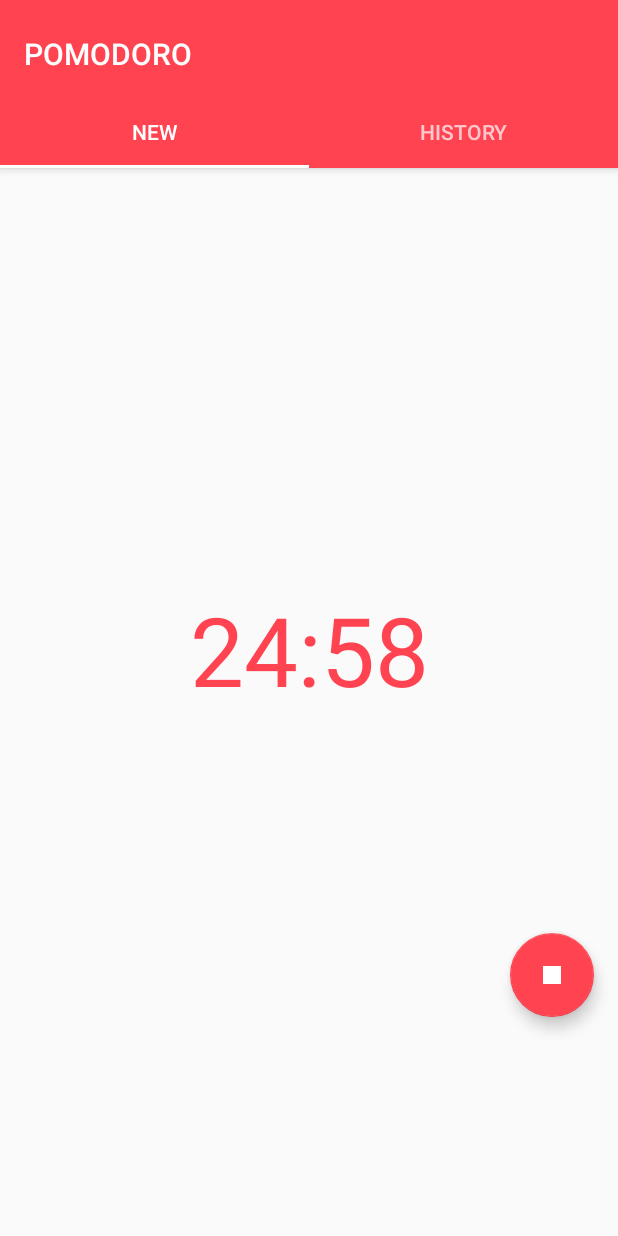
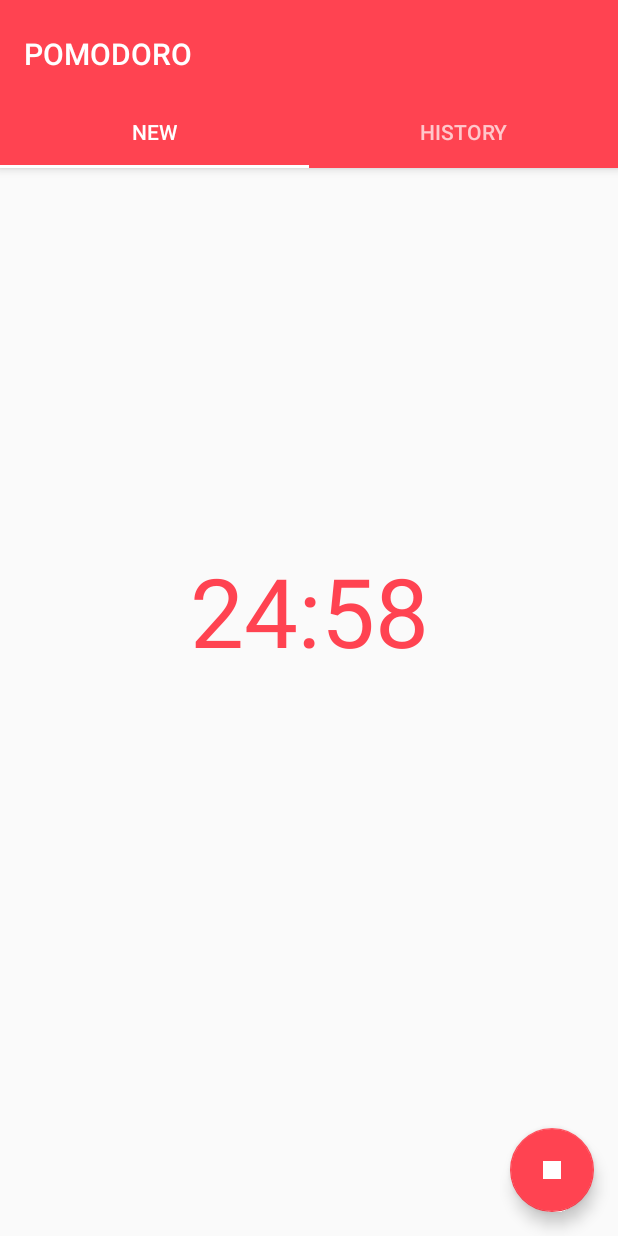
Before and after one commit to estevanfick/pomodoro, an Android app: the screen it shows after launch (PomodoroActivity), after a tap on an icon or button, on a phone screen of 412 x 824 dp. Run offline under Robolectric (Android 15) with nearby library versions, the phone set to English and light mode, and no system bars; our stand-ins replace Room's generated code, RxJava.

Commit message:
Change Type variable time to Long. Some corrections on layout.

```diff
--- a/app/src/main/java/fm/superplayer/pomodoro/model/PomodoroHistory.kt
+++ b/app/src/main/java/fm/superplayer/pomodoro/model/PomodoroHistory.kt
@@ -5,8 +5,8 @@ import android.arch.persistence.room.PrimaryKey
 
 @Entity(tableName = "history")
 data class PomodoroHistory(
-        var time: String = "",
-        var date: Long = 0,
-        var status: Int = 0,
+        var time: Long,
+        var date: Long,
+        var status: Int,
         @PrimaryKey(autoGenerate = true)
         var id: Long = 0 )
--- a/app/src/main/java/fm/superplayer/pomodoro/ui/pomodoro/PomodoroActivity.kt
+++ b/app/src/main/java/fm/superplayer/pomodoro/ui/pomodoro/PomodoroActivity.kt
@@ -3,14 +3,8 @@ package fm.superplayer.pomodoro.ui.pomodoro
 import android.os.Bundle
 import android.support.design.widget.TabLayout
 import android.support.v7.app.AppCompatActivity
-import fm.superplayer.pomodoro.PomodoroApp
 import fm.superplayer.pomodoro.R
-import fm.superplayer.pomodoro.model.PomodoroHistory
-import io.reactivex.Single
-import io.reactivex.android.schedulers.AndroidSchedulers
-import io.reactivex.schedulers.Schedulers
 import kotlinx.android.synthetic.main.activity_main.*
-import java.text.SimpleDateFormat
 
 class PomodoroActivity : AppCompatActivity() {
 
@@ -25,42 +19,9 @@ class PomodoroActivity : AppCompatActivity() {
         container.addOnPageChangeListener(TabLayout.TabLayoutOnPageChangeListener(tabs))
         tabs.addOnTabSelectedListener(TabLayout.ViewPagerOnTabSelectedListener(container))
 
-        data()
     }
 
     fun goToHistory(){
         container.currentItem = 1
     }
-
-    fun data(){
-        val history = listOf(PomodoroHistory("25:00", timeStringtoMilis("2017-08-27 14:00:00"), 1)
-        , PomodoroHistory("25:00", timeStringtoMilis("2017-08-27 13:25:00"), 1)
-        , PomodoroHistory("12:38", timeStringtoMilis("2017-08-27 12:00:00"), 0)
-        , PomodoroHistory("25:00", timeStringtoMilis("2017-08-27 08:00:00"), 1)
-        , PomodoroHistory("25:00", timeStringtoMilis("2017-08-26 14:00:00"), 1)
-        , PomodoroHistory("25:00", timeStringtoMilis("2017-08-26 13:25:00"), 1)
-        , PomodoroHistory("12:38", timeStringtoMilis("2017-08-26 12:00:00"), 0)
-        , PomodoroHistory("25:00", timeStringtoMilis("2017-08-26 08:00:00"), 1))
-        Single.fromCallable {
-            PomodoroApp.database?.historyDao()?.deleteAll()
-            history.forEach{
-            PomodoroApp.database?.historyDao()?.insert(it)} }
-                .subscribeOn(Schedulers.io())
-                .observeOn(AndroidSchedulers.mainThread())
-                .subscribe()
-    }
-
-    private fun timeStringtoMilis(time: String): Long {
-        var milis: Long = 0
-
-        try {
-            val sd = SimpleDateFormat("yyyy-MM-dd HH:mm:ss")
-            val date = sd.parse(time)
-            milis = date.time
-        } catch (e: Exception) {
-            e.printStackTrace()
-        }
-
-        return milis
-    }
 }
--- a/app/src/main/java/fm/superplayer/pomodoro/ui/pomodoro/create/PomodoroCreateFragment.kt
+++ b/app/src/main/java/fm/superplayer/pomodoro/ui/pomodoro/create/PomodoroCreateFragment.kt
@@ -25,12 +25,10 @@ import java.util.*
 
 class PomodoroCreateFragment : Fragment() {
 
-    val visualStartTimer: String = "25:00"
-    val startTimer: Long = 1500000
-
     private var running = false
     private var timer: CountDownTimer? = null
     var currentTime: Long = 0
+    val startTimer: Long = 1500000
 
     companion object {
         fun newInstance(): PomodoroCreateFragment {
@@ -63,7 +61,7 @@ class PomodoroCreateFragment : Fragment() {
 
     private fun stopTimer(){
         timer?.cancel()
-        saveHistory(currentTime.toTimeString(), 0)
+        saveHistory(currentTime, 0)
     }
 
     private fun startTimer(){
@@ -74,12 +72,12 @@ class PomodoroCreateFragment : Fragment() {
 
             override fun onTick(millis: Long) {
                 currentTime = startTimer - millis
-                textTimerPomodoro.text = millis.toTimeString()
+                textTimerPomodoro?.text = millis.toTimeString()
             }
 
             override fun onFinish() {
                 showNotification()
-                saveHistory(visualStartTimer, 1)
+                saveHistory(startTimer, 1)
             }
         }.start()
     }
@@ -89,11 +87,11 @@ class PomodoroCreateFragment : Fragment() {
         startPomodoro.setImageDrawable(ContextCompat.getDrawable(activity, R.drawable.ic_play_arrow_24dp))
         textTimerPomodoro.run {
             setTextColor(ContextCompat.getColor(activity, R.color.textStop))
-            text = visualStartTimer
+            text = startTimer.toTimeString()
         }
     }
 
-    private fun saveHistory(time: String, status: Int){
+    private fun saveHistory(time: Long, status: Int){
         finish()
         val date = Calendar.getInstance().timeInMillis
         val history = PomodoroHistory(time, date, status)
--- a/app/src/main/java/fm/superplayer/pomodoro/ui/pomodoro/history/PomodoroHistoryAdapter.kt
+++ b/app/src/main/java/fm/superplayer/pomodoro/ui/pomodoro/history/PomodoroHistoryAdapter.kt
@@ -6,6 +6,7 @@ import android.view.LayoutInflater
 import android.view.View
 import android.view.ViewGroup
 import fm.superplayer.pomodoro.R
+import fm.superplayer.pomodoro.ext.toTimeString
 import fm.superplayer.pomodoro.model.PomodoroHistory
 import kotlinx.android.synthetic.main.list_item_pomodoro_date.view.*
 import kotlinx.android.synthetic.main.list_item_pomodoro_history.view.*
@@ -66,7 +67,7 @@ class PomodoroHistoryAdapter: RecyclerView.Adapter<RecyclerView.ViewHolder>() {
     class HistoryViewHolder(itemView: View): RecyclerView.ViewHolder(itemView) {
 
         fun bind(history: PomodoroHistory){
-            itemView.txtTimeHistory.text = history.time
+            itemView.txtTimeHistory.text = history.time.toTimeString()
             itemView.txtStatus.text = if (history.status == 0) itemView.context.getString(R.string.status_stopped) else itemView.context.getString(R.string.status_finished)
             if (DateUtils.isToday(history.date)){
                 itemView.txtDate.text = DateUtils.getRelativeTimeSpanString(history.date).toString()
--- a/app/src/main/res/layout/activity_main.xml
+++ b/app/src/main/res/layout/activity_main.xml
@@ -19,7 +19,6 @@
             android:layout_height="?attr/actionBarSize"
             android:layout_weight="1"
             android:background="?attr/colorPrimary"
-            app:layout_scrollFlags="scroll|enterAlways"
             app:popupTheme="@style/AppTheme.PopupOverlay"
             app:title="@string/app_name">
 
@@ -47,12 +46,8 @@
 
     <android.support.v4.view.ViewPager
         android:id="@+id/container"
-        android:layout_width="match_parent"
-        android:layout_height="452dp"
-        android:layout_marginBottom="0dp"
-        android:layout_marginEnd="0dp"
-        android:layout_marginStart="0dp"
-        app:layout_behavior="@string/appbar_scrolling_view_behavior"
+        android:layout_width="0dp"
+        android:layout_height="0dp"
         app:layout_constraintBottom_toBottomOf="parent"
         app:layout_constraintEnd_toEndOf="parent"
         app:layout_constraintStart_toStartOf="parent"
--- a/app/src/main/res/layout/fragment_pomodoro_create.xml
+++ b/app/src/main/res/layout/fragment_pomodoro_create.xml
@@ -31,6 +31,7 @@
         android:layout_marginEnd="24dp"
         android:layout_marginRight="24dp"
         app:backgroundTint="@color/colorPrimary"
+        app:fabSize="normal"
         app:layout_constraintBottom_toBottomOf="parent"
         app:layout_constraintEnd_toEndOf="parent"
         app:srcCompat="@drawable/ic_play_arrow_24dp" />
--- a/app/src/main/res/layout/list_item_pomodoro_date.xml
+++ b/app/src/main/res/layout/list_item_pomodoro_date.xml
@@ -10,8 +10,8 @@
         android:id="@+id/txtDay"
         android:layout_width="match_parent"
         android:layout_height="wrap_content"
-        android:textAppearance="@android:style/TextAppearance.Medium"
         android:textColor="@color/textStart"
+        android:textSize="20sp"
         tool:text="Yesterday" />
 
 </LinearLayout>
```
Also changed, not shown: app/src/main/res/layout/list_item_pomodoro_history.xml (+12 -11 lines).
